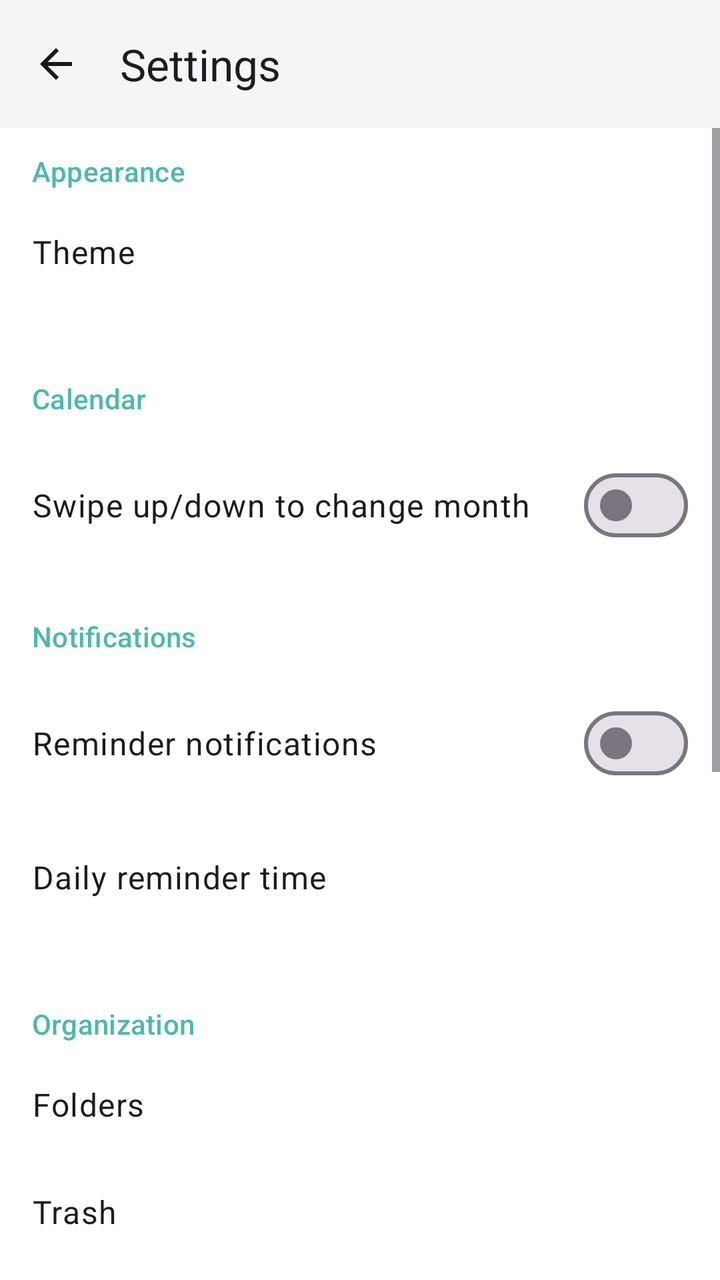
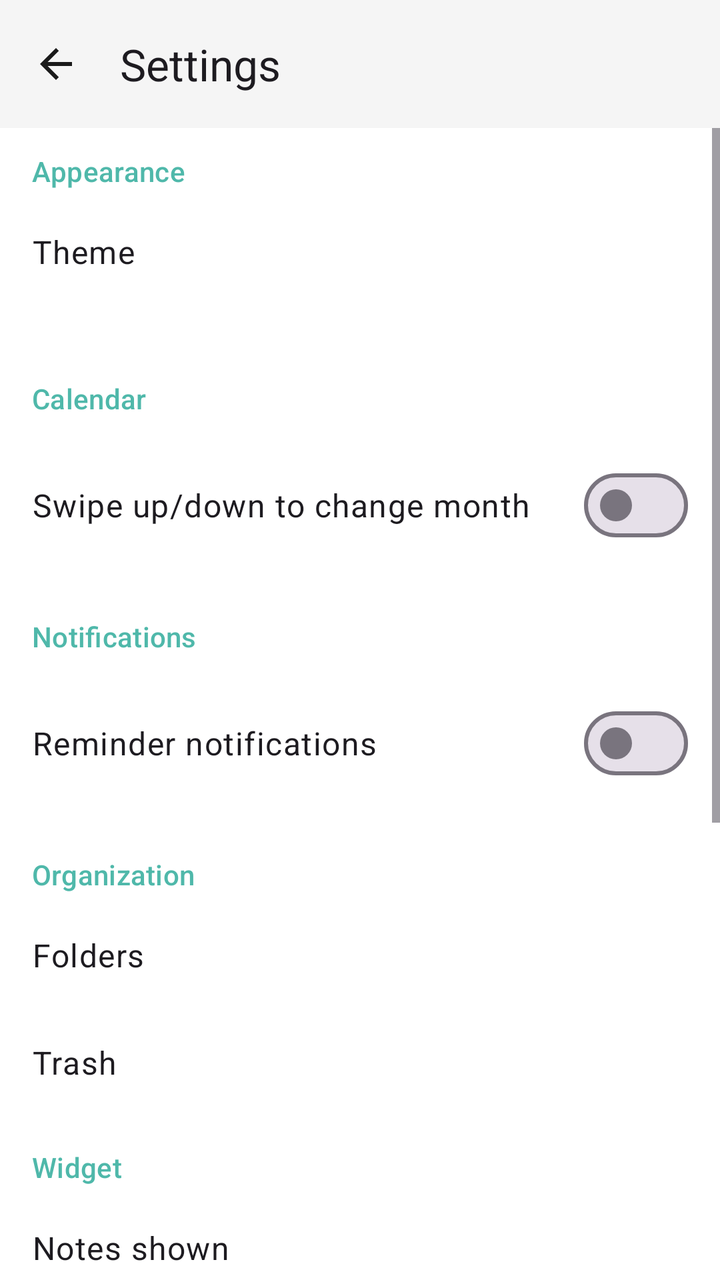

Before-and-after screenshots of an Android layout around one commit, followed by the original layout XML and the change that was made.
<!-- AndroidManifest.xml: application theme Theme.Notepad -->
<!-- res/layout/activity_settings.xml -->
<?xml version="1.0" encoding="utf-8"?>
<LinearLayout xmlns:android="http://schemas.android.com/apk/res/android"
    xmlns:app="http://schemas.android.com/apk/res-auto"
    android:layout_width="match_parent"
    android:layout_height="match_parent"
    android:orientation="vertical">

    <com.google.android.material.appbar.MaterialToolbar
        android:id="@+id/toolbar"
        android:layout_width="match_parent"
        android:layout_height="?attr/actionBarSize"
        android:background="@color/toolbar_background"
        app:navigationIcon="@drawable/ic_arrow_back"
        app:title="@string/settings_title" />

    <ScrollView
        android:layout_width="match_parent"
        android:layout_height="match_parent">

        <LinearLayout
            android:layout_width="match_parent"
            android:layout_height="wrap_content"
            android:orientation="vertical"
            android:paddingVertical="8dp">

            <TextView
                android:layout_width="match_parent"
                android:layout_height="wrap_content"
                android:paddingHorizontal="16dp"
                android:paddingVertical="4dp"
                android:text="@string/settings_appearance_title"
                android:textAppearance="?attr/textAppearanceLabelLarge"
                android:textColor="?attr/colorPrimary" />

            <LinearLayout
                android:id="@+id/themeRow"
                android:layout_width="match_parent"
                android:layout_height="wrap_content"
                android:background="?attr/selectableItemBackground"
                android:orientation="vertical"
                android:padding="16dp">

                <TextView
                    android:layout_width="wrap_content"
                    android:layout_height="wrap_content"
                    android:text="@string/settings_theme_title"
                    android:textAppearance="?attr/textAppearanceBodyLarge" />

                <TextView
                    android:id="@+id/themeValue"
                    android:layout_width="wrap_content"
                    android:layout_height="wrap_content"
                    android:layout_marginTop="2dp"
                    android:textAppearance="?attr/textAppearanceBodyMedium" />

            </LinearLayout>

            <TextView
                android:layout_width="match_parent"
                android:layout_height="wrap_content"
                android:layout_marginTop="12dp"
                android:paddingHorizontal="16dp"
                android:paddingVertical="4dp"
                android:text="@string/settings_calendar_title"
                android:textAppearance="?attr/textAppearanceLabelLarge"
                android:textColor="?attr/colorPrimary" />

            <LinearLayout
                android:layout_width="match_parent"
                android:layout_height="wrap_content"
                android:gravity="center_vertical"
                android:orientation="horizontal"
                android:padding="16dp">

                <TextView
                    android:layout_width="0dp"
                    android:layout_height="wrap_content"
                    android:layout_weight="1"
                    android:text="@string/settings_vertical_swipe_title"
                    android:textAppearance="?attr/textAppearanceBodyLarge" />

                <com.google.android.material.materialswitch.MaterialSwitch
                    android:id="@+id/verticalSwipeSwitch"
                    android:layout_width="wrap_content"
                    android:layout_height="wrap_content" />

            </LinearLayout>

            <TextView
                android:layout_width="match_parent"
                android:layout_height="wrap_content"
                android:layout_marginTop="12dp"
                android:paddingHorizontal="16dp"
                android:paddingVertical="4dp"
                android:text="@string/settings_notifications_section_title"
                android:textAppearance="?attr/textAppearanceLabelLarge"
                android:textColor="?attr/colorPrimary" />

            <LinearLayout
                android:layout_width="match_parent"
                android:layout_height="wrap_content"
                android:gravity="center_vertical"
                android:orientation="horizontal"
                android:padding="16dp">

                <TextView
                    android:layout_width="0dp"
                    android:layout_height="wrap_content"
                    android:layout_weight="1"
                    android:text="@string/settings_notifications_title"
                    android:textAppearance="?attr/textAppearanceBodyLarge" />

                <com.google.android.material.materialswitch.MaterialSwitch
                    android:id="@+id/notificationsSwitch"
                    android:layout_width="wrap_content"
                    android:layout_height="wrap_content" />

            </LinearLayout>

            <LinearLayout
                android:id="@+id/reminderTimeRow"
                android:layout_width="match_parent"
                android:layout_height="wrap_content"
                android:background="?attr/selectableItemBackground"
                android:orientation="vertical"
                android:padding="16dp">

                <TextView
                    android:layout_width="wrap_content"
                    android:layout_height="wrap_content"
                    android:text="@string/settings_reminder_time_title"
                    android:textAppearance="?attr/textAppearanceBodyLarge" />

                <TextView
                    android:id="@+id/reminderTimeValue"
                    android:layout_width="wrap_content"
                    android:layout_height="wrap_content"
                    android:layout_marginTop="2dp"
                    android:textAppearance="?attr/textAppearanceBodyMedium" />

            </LinearLayout>

            <TextView
                android:layout_width="match_parent"
                android:layout_height="wrap_content"
                android:layout_marginTop="12dp"
                android:paddingHorizontal="16dp"
                android:paddingVertical="4dp"
                android:text="@string/settings_organization_title"
                android:textAppearance="?attr/textAppearanceLabelLarge"
                android:textColor="?attr/colorPrimary" />

            <LinearLayout
                android:id="@+id/foldersRow"
                android:layout_width="match_parent"
                android:layout_height="wrap_content"
                android:background="?attr/selectableItemBackground"
                android:orientation="vertical"
                android:padding="16dp">

                <TextView
                    android:layout_width="wrap_content"
                    android:layout_height="wrap_content"
                    android:text="@string/settings_folders_title"
                    android:textAppearance="?attr/textAppearanceBodyLarge" />

            </LinearLayout>

            <LinearLayout
                android:id="@+id/trashRow"
                android:layout_width="match_parent"
                android:layout_height="wrap_content"
                android:background="?attr/selectableItemBackground"
                android:orientation="vertical"
                android:padding="16dp">

                <TextView
                    android:layout_width="wrap_content"
                    android:layout_height="wrap_content"
                    android:text="@string/settings_trash_title"
                    android:textAppearance="?attr/textAppearanceBodyLarge" />

            </LinearLayout>

            <TextView
                android:layout_width="match_parent"
                android:layout_height="wrap_content"
                android:layout_marginTop="12dp"
                android:paddingHorizontal="16dp"
                android:paddingVertical="4dp"
                android:text="@string/settings_widget_title"
                android:textAppearance="?attr/textAppearanceLabelLarge"
                android:textColor="?attr/colorPrimary" />

            <LinearLayout
                android:id="@+id/widgetRangeRow"
                android:layout_width="match_parent"
                android:layout_height="wrap_content"
                android:background="?attr/selectableItemBackground"
                android:orientation="vertical"
                android:padding="16dp">

                <TextView
                    android:layout_width="wrap_content"
                    android:layout_height="wrap_content"
                    android:text="@string/settings_widget_range_title"
                    android:textAppearance="?attr/textAppearanceBodyLarge" />

                <TextView
                    android:id="@+id/widgetRangeValue"
                    android:layout_width="wrap_content"
                    android:layout_height="wrap_content"
                    android:layout_marginTop="2dp"
                    android:textAppearance="?attr/textAppearanceBodyMedium" />

            </LinearLayout>

            <TextView
                android:layout_width="match_parent"
                android:layout_height="wrap_content"
                android:layout_marginTop="12dp"
                android:paddingHorizontal="16dp"
                android:paddingVertical="4dp"
                android:text="@string/settings_backup_title"
                android:textAppearance="?attr/textAppearanceLabelLarge"
                android:textColor="?attr/colorPrimary" />

            <LinearLayout
                android:id="@+id/exportRow"
                android:layout_width="match_parent"
                android:layout_height="wrap_content"
                android:background="?attr/selectableItemBackground"
                android:orientation="vertical"
                android:padding="16dp">

                <TextView
                    android:layout_width="wrap_content"
                    android:layout_height="wrap_content"
                    android:text="@string/settings_export_title"
                    android:textAppearance="?attr/textAppearanceBodyLarge" />

            </LinearLayout>

            <LinearLayout
                android:id="@+id/importRow"
                android:layout_width="match_parent"
                android:layout_height="wrap_content"
                android:background="?attr/selectableItemBackground"
                android:orientation="vertical"
                android:padding="16dp">

                <TextView
                    android:layout_width="wrap_content"
                    android:layout_height="wrap_content"
                    android:text="@string/settings_import_title"
                    android:textAppearance="?attr/textAppearanceBodyLarge" />

            </LinearLayout>

            <LinearLayout
                android:id="@+id/driveBackupRow"
                android:layout_width="match_parent"
                android:layout_height="wrap_content"
                android:background="?attr/selectableItemBackground"
                android:orientation="vertical"
                android:padding="16dp">

                <TextView
                    android:id="@+id/driveBackupTitle"
                    android:layout_width="wrap_content"
                    android:layout_height="wrap_content"
                    android:text="@string/settings_drive_backup_title"
                    android:textAppearance="?attr/textAppearanceBodyLarge" />

                <TextView
                    android:id="@+id/driveBackupSubtitle"
                    android:layout_width="wrap_content"
                    android:layout_height="wrap_content"
                    android:layout_marginTop="2dp"
                    android:text="@string/settings_drive_not_signed_in"
                    android:textAppearance="?attr/textAppearanceBodyMedium" />

            </LinearLayout>


            <TextView
                android:layout_width="match_parent"
                android:layout_height="wrap_content"
                android:layout_marginTop="12dp"
                android:paddingHorizontal="16dp"
                android:paddingVertical="4dp"
                android:text="@string/settings_security_title"
                android:textAppearance="?attr/textAppearanceLabelLarge"
                android:textColor="?attr/colorPrimary" />

            <LinearLayout
                android:layout_width="match_parent"
                android:layout_height="wrap_content"
                android:gravity="center_vertical"
                android:orientation="horizontal"
                android:padding="16dp">

                <TextView
                    android:layout_width="0dp"
                    android:layout_height="wrap_content"
                    android:layout_weight="1"
                    android:text="@string/settings_pin_lock_title"
                    android:textAppearance="?attr/textAppearanceBodyLarge" />

                <com.google.android.material.materialswitch.MaterialSwitch
                    android:id="@+id/pinLockSwitch"
                    android:layout_width="wrap_content"
                    android:layout_height="wrap_content" />

            </LinearLayout>

            <LinearLayout
                android:id="@+id/changePinRow"
                android:layout_width="match_parent"
                android:layout_height="wrap_content"
                android:background="?attr/selectableItemBackground"
                android:orientation="vertical"
                android:padding="16dp"
                android:visibility="gone">

                <TextView
                    android:layout_width="wrap_content"
                    android:layout_height="wrap_content"
                    android:text="@string/settings_change_pin_title"
                    android:textAppearance="?attr/textAppearanceBodyLarge" />

            </LinearLayout>

            <LinearLayout
                android:id="@+id/autoLockRow"
                android:layout_width="match_parent"
                android:layout_height="wrap_content"
                android:background="?attr/selectableItemBackground"
                android:orientation="vertical"
                android:padding="16dp"
                android:visibility="gone">

                <TextView
                    android:layout_width="wrap_content"
                    android:layout_height="wrap_content"
                    android:text="@string/settings_auto_lock_title"
                    android:textAppearance="?attr/textAppearanceBodyLarge" />

                <TextView
                    android:id="@+id/autoLockValue"
                    android:layout_width="wrap_content"
                    android:layout_height="wrap_content"
                    android:layout_marginTop="2dp"
                    android:textAppearance="?attr/textAppearanceBodyMedium" />

            </LinearLayout>

            <LinearLayout
                android:id="@+id/biometricRow"
                android:layout_width="match_parent"
                android:layout_height="wrap_content"
                android:gravity="center_vertical"
                android:orientation="horizontal"
                android:padding="16dp"
                android:visibility="gone">

                <TextView
                    android:layout_width="0dp"
                    android:layout_height="wrap_content"
                    android:layout_weight="1"
                    android:text="@string/settings_biometric_title"
                    android:textAppearance="?attr/textAppearanceBodyLarge" />

                <com.google.android.material.materialswitch.MaterialSwitch
                    android:id="@+id/biometricSwitch"
                    android:layout_width="wrap_content"
                    android:layout_height="wrap_content" />

            </LinearLayout>

        </LinearLayout>

    </ScrollView>

</LinearLayout>
<!-- resources referenced by this layout -->
<resources>
  <color name="toolbar_background">#F5F5F5</color>
  <!-- drawable ic_arrow_back (drawable) -->
  <?xml version="1.0" encoding="utf-8"?>
  <vector xmlns:android="http://schemas.android.com/apk/res/android"
      android:width="24dp"
      android:height="24dp"
      android:viewportWidth="24"
      android:viewportHeight="24"
      android:tint="?attr/colorOnSurface">
      <path
          android:fillColor="@android:color/white"
          android:pathData="M20,11H7.83l5.59,-5.59L12,4l-8,8 8,8 1.41,-1.41L7.83,13H20v-2z" />
  </vector>
  <string name="settings_appearance_title">Appearance</string>
  <string name="settings_auto_lock_title">Auto-lock after</string>
  <string name="settings_backup_title">Backup</string>
  <string name="settings_biometric_title">Unlock with fingerprint</string>
  <string name="settings_calendar_title">Calendar</string>
  <string name="settings_change_pin_title">Change PIN</string>
  <string name="settings_drive_backup_title">Google Drive backup</string>
  <string name="settings_drive_not_signed_in">Sign in with Google</string>
  <string name="settings_export_title">Export notes to file</string>
  <string name="settings_folders_title">Folders</string>
  <string name="settings_import_title">Import notes from file</string>
  <string name="settings_notifications_section_title">Notifications</string>
  <string name="settings_notifications_title">Reminder notifications</string>
  <string name="settings_organization_title">Organization</string>
  <string name="settings_pin_lock_title">Lock app with PIN</string>
  <string name="settings_reminder_time_title">Daily reminder time</string>
  <string name="settings_security_title">Security</string>
  <string name="settings_theme_title">Theme</string>
  <string name="settings_title">Settings</string>
  <string name="settings_trash_title">Trash</string>
  <string name="settings_vertical_swipe_title">Swipe up/down to change month</string>
  <string name="settings_widget_range_title">Notes shown</string>
  <string name="settings_widget_title">Widget</string>
  <style name="Theme.Notepad" parent="Theme.Material3.DayNight.NoActionBar">
          <item name="colorPrimary">@color/accent_teal</item>
          <item name="colorOnPrimary">@color/on_accent_teal</item>
          <item name="colorPrimaryContainer">@color/accent_teal</item>
          <item name="colorOnPrimaryContainer">@color/on_accent_teal</item>
          <item name="colorSecondary">@color/accent_teal</item>
          <item name="colorOnSecondary">@color/on_accent_teal</item>
          <item name="colorSurface">@color/app_surface</item>
          <item name="colorOnSurface">@color/on_surface</item>
          <item name="colorOnSurfaceVariant">@color/on_surface_variant</item>
          <item name="android:colorBackground">@color/app_background</item>
          <item name="android:statusBarColor">@color/toolbar_background</item>
      </style>
  <color name="accent_teal">#4FB8AA</color>
  <color name="on_accent_teal">#06201C</color>
  <color name="app_surface">#FFFFFF</color>
  <color name="on_surface">#1A1A1A</color>
  <color name="on_surface_variant">#5F6368</color>
  <color name="app_background">#FFFFFF</color>
</resources>

<!-- the commit's change to res/layout/activity_settings.xml (unified diff, before → after) -->
@@ -117,28 +117,6 @@
 
             </LinearLayout>
 
-            <LinearLayout
-                android:id="@+id/reminderTimeRow"
-                android:layout_width="match_parent"
-                android:layout_height="wrap_content"
-                android:background="?attr/selectableItemBackground"
-                android:orientation="vertical"
-                android:padding="16dp">
-
-                <TextView
-                    android:layout_width="wrap_content"
-                    android:layout_height="wrap_content"
-                    android:text="@string/settings_reminder_time_title"
-                    android:textAppearance="?attr/textAppearanceBodyLarge" />
-
-                <TextView
-                    android:id="@+id/reminderTimeValue"
-                    android:layout_width="wrap_content"
-                    android:layout_height="wrap_content"
-                    android:layout_marginTop="2dp"
-                    android:textAppearance="?attr/textAppearanceBodyMedium" />
-
-            </LinearLayout>
 
             <TextView
                 android:layout_width="match_parent"
<!-- resource entries referenced after the edit -->
@@ -28,7 +28,6 @@
   <string name="settings_notifications_title">Reminder notifications</string>
   <string name="settings_organization_title">Organization</string>
   <string name="settings_pin_lock_title">Lock app with PIN</string>
-  <string name="settings_reminder_time_title">Daily reminder time</string>
   <string name="settings_security_title">Security</string>
   <string name="settings_theme_title">Theme</string>
   <string name="settings_title">Settings</string>
